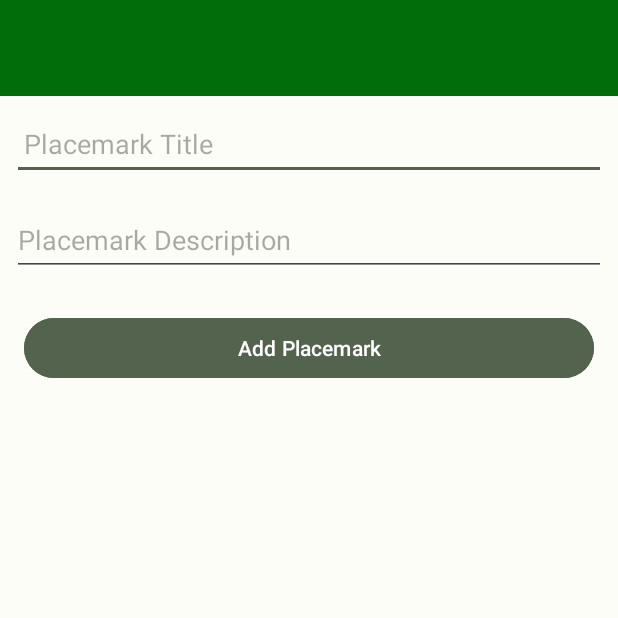
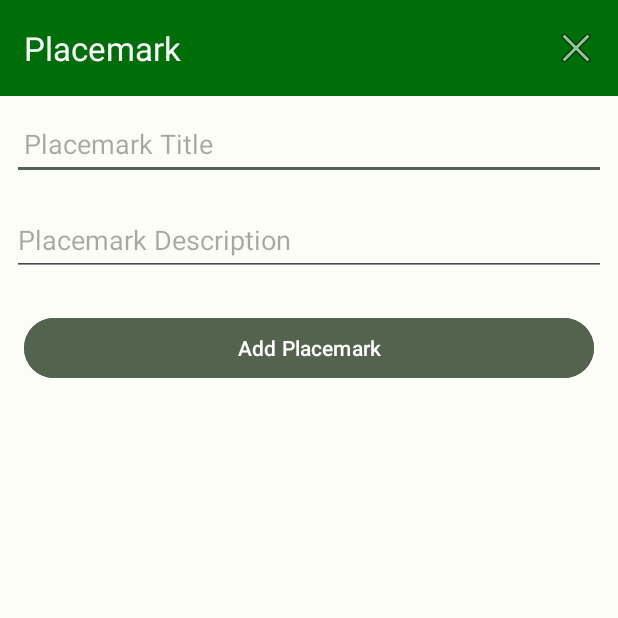
Before and after one commit to Zaradin/Placemark, an Android app: the PlacemarkActivity screen opened directly, with no data from a screen before it, on a phone screen of 412 x 824 dp, the top half of it. Run offline under Robolectric (Android 15) with nearby library versions, the phone set to English and light mode, and no system bars; our stand-ins replace Timber; 1 statement that could not run was skipped.

```diff
--- a/app/src/main/java/ie/setu/placemark/activities/PlacemarkActivity.kt
+++ b/app/src/main/java/ie/setu/placemark/activities/PlacemarkActivity.kt
@@ -24,6 +24,9 @@ class PlacemarkActivity : AppCompatActivity() {
         binding = ActivityPlacemarkBinding.inflate(layoutInflater)
         setContentView(binding.root)
 
+        binding.topAppBar.title = title
+        setSupportActionBar(binding.topAppBar)
+
         app = application as MainApp
         i("Placemark Activity started...")
         binding.btnAdd.setOnClickListener() {
@@ -33,6 +36,7 @@ class PlacemarkActivity : AppCompatActivity() {
             if (placemark.title.isNotEmpty()) {
                 // Add the new Placemark to the array list
                 app!!.placemarksArrayList.add(PlacemarkModel(placemark.title, placemark.description))
+
                 for(i in app!!.placemarksArrayList.indices){
                     i("Placemark[$i]:${this.app!!.placemarksArrayList[i]}")
                 }
@@ -62,4 +66,19 @@ class PlacemarkActivity : AppCompatActivity() {
         }
     }
 
+    override fun onCreateOptionsMenu(menu: Menu): Boolean {
+        menuInflater.inflate(R.menu.menu_placemark, menu)
+        return super.onCreateOptionsMenu(menu)
+    }
+
+    override fun onOptionsItemSelected(item: MenuItem): Boolean {
+        when (item.itemId) {
+            R.id.item_cancel -> {
+                setResult(RESULT_CANCELED)
+                finish()
+            }
+        }
+        return super.onOptionsItemSelected(item)
+    }
+
 }
--- /dev/null
+++ b/app/src/main/res/menu/menu_placemark.xml
@@ -0,0 +1,10 @@
+<?xml version="1.0" encoding="utf-8"?>
+<menu xmlns:android="http://schemas.android.com/apk/res/android"
+    xmlns:app="http://schemas.android.com/apk/res-auto">
+
+    <item
+        android:id="@+id/item_cancel"
+        android:icon="@android:drawable/ic_menu_close_clear_cancel"
+        android:title="@string/menu_cancelPlacemark"
+        app:showAsAction="always" />
+</menu>
```
Also changed, not shown: app/src/main/java/ie/setu/placemark/activities/PlacemarkAdapter.kt (added, +33 -0 lines), app/src/main/java/ie/setu/placemark/activities/PlacemarkListActivity.kt (+4 -27 lines).
